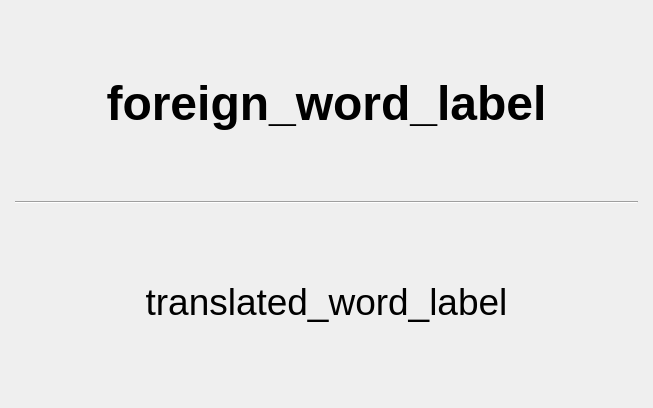
tombranfield/spaced_repeating_vocabulary, file src/gui/quiz_definition.ui: the form before one commit.
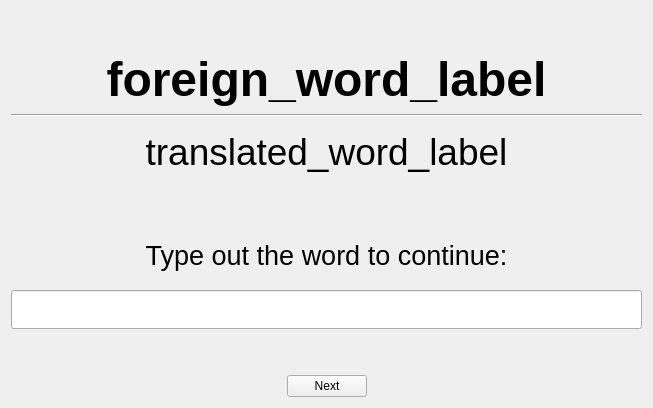
The form after the commit.

Commit message: Tweaks to layout of quiz_definition

Patch:
```diff
--- a/src/gui/quiz_definition.ui
+++ b/src/gui/quiz_definition.ui
@@ -13,16 +13,23 @@
   <property name="windowTitle">
    <string>Form</string>
   </property>
-  <layout class="QVBoxLayout" name="verticalLayout_3">
-   <property name="leftMargin">
-    <number>15</number>
-   </property>
-   <property name="rightMargin">
-    <number>15</number>
-   </property>
-   <property name="bottomMargin">
-    <number>15</number>
-   </property>
+  <layout class="QVBoxLayout" name="verticalLayout">
+   <item>
+    <spacer name="verticalSpacer_3">
+     <property name="orientation">
+      <enum>Qt::Vertical</enum>
+     </property>
+     <property name="sizeType">
+      <enum>QSizePolicy::Minimum</enum>
+     </property>
+     <property name="sizeHint" stdset="0">
+      <size>
+       <width>20</width>
+       <height>40</height>
+      </size>
+     </property>
+    </spacer>
+   </item>
    <item>
     <widget class="QLabel" name="foreign_word_label">
      <property name="styleSheet">
@@ -53,6 +60,9 @@
        <pointsize>28</pointsize>
       </font>
      </property>
+     <property name="styleSheet">
+      <string notr="true"/>
+     </property>
      <property name="text">
       <string>translated_word_label</string>
      </property>
@@ -61,6 +71,105 @@
      </property>
     </widget>
    </item>
+   <item>
+    <spacer name="verticalSpacer">
+     <property name="orientation">
+      <enum>Qt::Vertical</enum>
+     </property>
+     <property name="sizeType">
+      <enum>QSizePolicy::Minimum</enum>
+     </property>
+     <property name="sizeHint" stdset="0">
+      <size>
+       <width>20</width>
+       <height>40</height>
+      </size>
+     </property>
+    </spacer>
+   </item>
+   <item>
+    <widget class="QLabel" name="instructions_label">
+     <property name="font">
+      <font>
+       <pointsize>20</pointsize>
+      </font>
+     </property>
+     <property name="styleSheet">
+      <string notr="true"/>
+     </property>
+     <property name="text">
+      <string>Type out the word to continue:</string>
+     </property>
+     <property name="alignment">
+      <set>Qt::AlignCenter</set>
+     </property>
+    </widget>
+   </item>
+   <item>
+    <widget class="QLineEdit" name="definition_entry">
+     <property name="font">
+      <font>
+       <pointsize>20</pointsize>
+      </font>
+     </property>
+     <property name="alignment">
+      <set>Qt::AlignCenter</set>
+     </property>
+    </widget>
+   </item>
+   <item>
+    <spacer name="verticalSpacer_2">
+     <property name="orientation">
+      <enum>Qt::Vertical</enum>
+     </property>
+     <property name="sizeType">
+      <enum>QSizePolicy::Minimum</enum>
+     </property>
+     <property name="sizeHint" stdset="0">
+      <size>
+       <width>20</width>
+       <height>40</height>
+      </size>
+     </property>
+    </spacer>
+   </item>
+   <item>
+    <layout class="QHBoxLayout" name="horizontalLayout">
+     <item>
+      <spacer name="horizontalSpacer">
+       <property name="orientation">
+        <enum>Qt::Horizontal</enum>
+       </property>
+       <property name="sizeHint" stdset="0">
+        <size>
+         <width>40</width>
+         <height>20</height>
+        </size>
+       </property>
+      </spacer>
+     </item>
+     <item>
+      <widget class="QPushButton" name="next_button">
+       <property name="text">
+        <string>Next</string>
+       </property>
+      </widget>
+     </item>
+     <item>
+      <spacer name="horizontalSpacer_2">
+       <property name="orientation">
+        <enum>Qt::Horizontal</enum>
+       </property>
+       <property name="sizeHint" stdset="0">
+        <size>
+         <width>40</width>
+         <height>20</height>
+        </size>
+       </property>
+      </spacer>
+     </item>
+    </layout>
+   </item>
   </layout>
  </widget>
  <resources/>
```
The commit also changes 1 other file.
